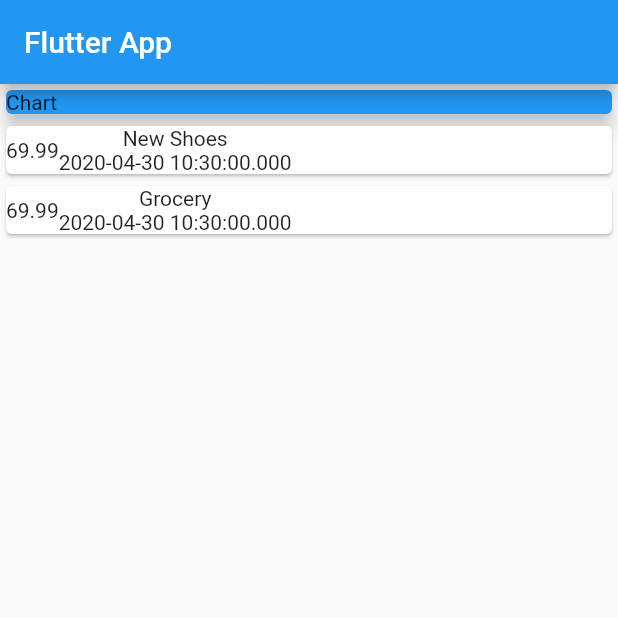
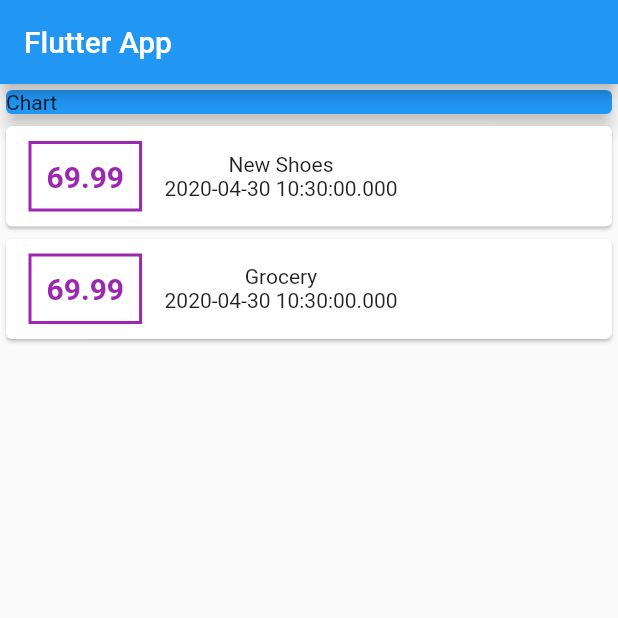
Before and after one commit to juveria-manzar/flutter_expense_tracker, a Flutter app: the screen it shows after launch, on a phone screen of 412 x 824 dp, the top half of it. Run offline on Flutter 3.47's test engine with Material 2 defaults, Android fonts, the phone set to English and light mode, and no system bars.

Commit message:
text-styling

```diff
--- a/lib/main.dart
+++ b/lib/main.dart
@@ -1,3 +1,5 @@
+import 'dart:ui';
+
 import 'package:flutter/material.dart';
 import './transaction.dart';
 
@@ -50,8 +52,24 @@ class MyHomePage extends StatelessWidget {
                 child: Row(
               children: <Widget>[
                 Container(
+                  margin: EdgeInsets.symmetric(
+                    vertical: 10,
+                    horizontal: 15,
+                  ),
+                  decoration: BoxDecoration(
+                    border: Border.all(
+                      color: Colors.purple,
+                      width: 2,
+                    ),
+                  ),
+                  padding: EdgeInsets.all(10),
                   child: Text(
                     transaction.amount.toString(),
+                    style: TextStyle(
+                      fontWeight: FontWeight.bold,
+                      fontSize: 20,
+                      color: Colors.purple,
+                    ),
                   ),
                 ),
                 Column(
```
